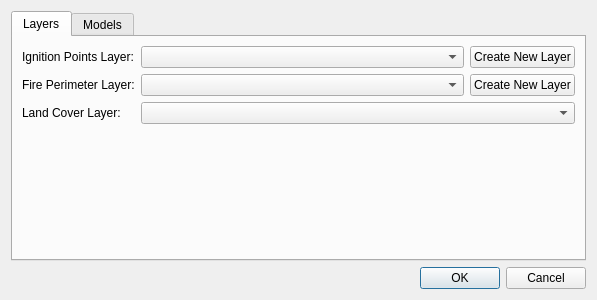
Above: src/gisfire_spread_simulation/ui/dialogs/settings.ui from JaumeFigueras/GisFIRE-SpreadSimulation before the change. Below: the same form after it.
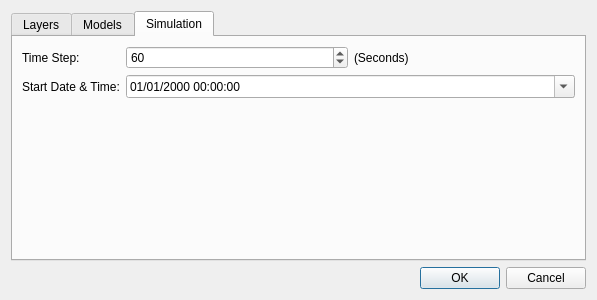
That is the form after the change. Custom widgets are drawn as their Qt base class.

Diff of the .ui file:
```diff
--- a/src/gisfire_spread_simulation/ui/dialogs/settings.ui
+++ b/src/gisfire_spread_simulation/ui/dialogs/settings.ui
@@ -34,7 +34,7 @@
      <item>
       <widget class="QTabWidget" name="_tab_settings">
        <property name="currentIndex">
-        <number>0</number>
+        <number>2</number>
        </property>
        <widget class="QWidget" name="tab_layers">
         <attribute name="title">
@@ -109,6 +109,74 @@
         <attribute name="title">
          <string>Models</string>
         </attribute>
+        <layout class="QGridLayout" name="gridLayout_8">
+         <item row="0" column="0">
+          <layout class="QGridLayout" name="gridLayout_7"/>
+         </item>
+        </layout>
+       </widget>
+       <widget class="QWidget" name="tab_simulation">
+        <attribute name="title">
+         <string>Simulation</string>
+        </attribute>
+        <layout class="QGridLayout" name="gridLayout_4">
+         <item row="0" column="0">
+          <layout class="QGridLayout" name="gridLayout">
+           <item row="0" column="0">
+            <layout class="QFormLayout" name="formLayout_2">
+             <item row="0" column="0">
+              <widget class="QLabel" name="label_4">
+               <property name="text">
+                <string>Time Step:</string>
+               </property>
+              </widget>
+             </item>
+             <item row="1" column="0">
+              <widget class="QLabel" name="label_5">
+               <property name="text">
+                <string>Start Date &amp; Time:</string>
+               </property>
+              </widget>
+             </item>
+             <item row="1" column="1">
+              <widget class="QDateTimeEdit" name="_simulation_start_date">
+               <property name="displayFormat">
+                <string>dd/MM/yyyy HH:mm:ss</string>
+               </property>
+               <property name="calendarPopup">
+                <bool>true</bool>
+               </property>
+               <property name="timeSpec">
+                <enum>Qt::TimeZone</enum>
+               </property>
+              </widget>
+             </item>
+             <item row="0" column="1">
+              <layout class="QHBoxLayout" name="horizontalLayout">
+               <item>
+                <widget class="QSpinBox" name="_simulation_time_step">
+                 <property name="maximum">
+                  <number>300</number>
+                 </property>
+                 <property name="value">
+                  <number>60</number>
+                 </property>
+                </widget>
+               </item>
+               <item>
+                <widget class="QLabel" name="label_6">
+                 <property name="text">
+                  <string>(Seconds)</string>
+                 </property>
+                </widget>
+               </item>
+              </layout>
+             </item>
+            </layout>
+           </item>
+          </layout>
+         </item>
+        </layout>
        </widget>
       </widget>
      </item>
```
